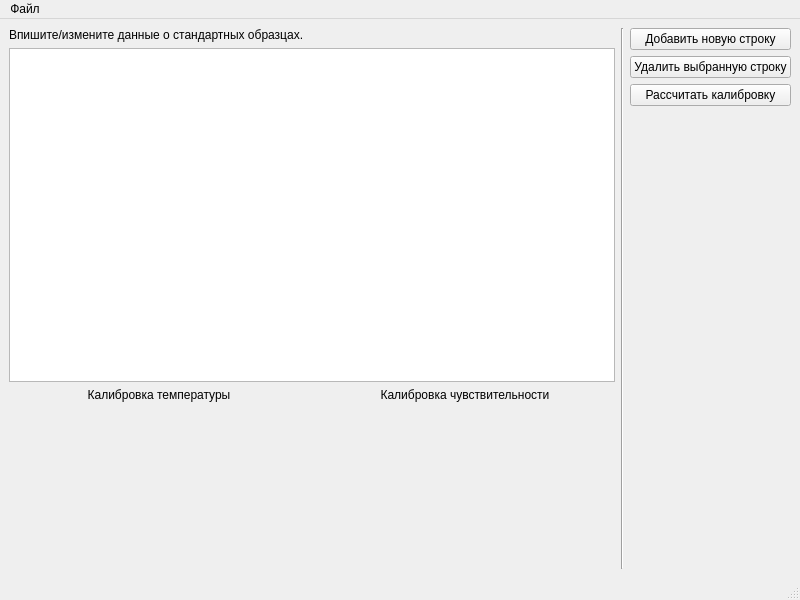
The window that caltool.ui (ioyurev/fusion-collection) describes before a commit, drawn with Qt 5.
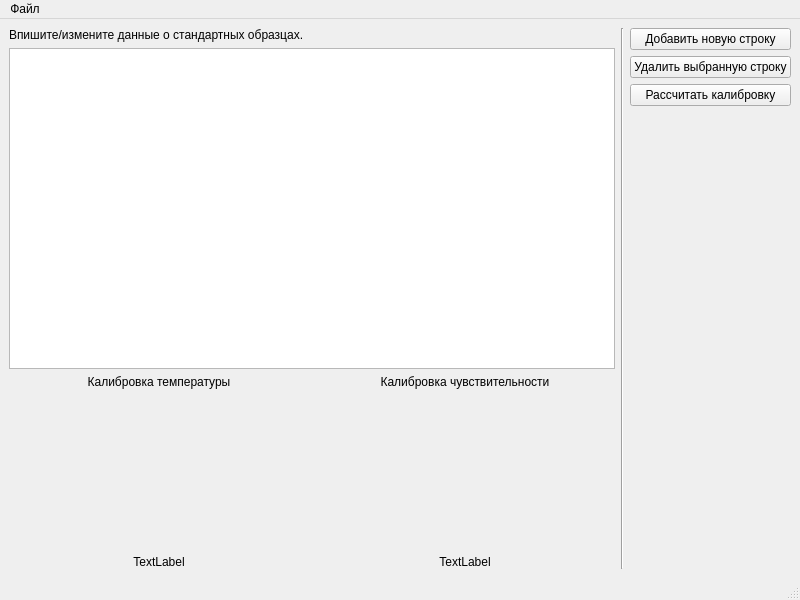
The same window after the commit.

Commit message:
Сохранение и загрузка данных калибровки в архив.
* Отображение калибровочных зависимостей.

Diff of the .ui file:
```diff
--- a/caltool.ui
+++ b/caltool.ui
@@ -14,7 +14,7 @@
    <string>Инструмент калибровки</string>
   </property>
   <widget class="QWidget" name="centralwidget">
-   <layout class="QGridLayout" name="gridLayout" rowstretch="0,0,0,0,0,0,0,0,0,0">
+   <layout class="QGridLayout" name="gridLayout" rowstretch="0,0,0,0,0">
     <item row="0" column="3" rowspan="5">
      <layout class="QVBoxLayout" name="verticalLayout_2">
       <item>
@@ -61,7 +61,7 @@
      </widget>
     </item>
     <item row="0" column="1" rowspan="5">
-     <layout class="QVBoxLayout" name="verticalLayout" stretch="0,2,0,1">
+     <layout class="QVBoxLayout" name="verticalLayout" stretch="0,2,0,1,0">
       <item>
        <widget class="QLabel" name="label">
         <property name="text">
@@ -99,6 +99,30 @@
       <item>
        <layout class="QHBoxLayout" name="plotLayout"/>
       </item>
+      <item>
+       <layout class="QHBoxLayout" name="horizontalLayout_2">
+        <item>
+         <widget class="QLabel" name="label_cal_temp">
+          <property name="text">
+           <string>TextLabel</string>
+          </property>
+          <property name="alignment">
+           <set>Qt::AlignCenter</set>
+          </property>
+         </widget>
+        </item>
+        <item>
+         <widget class="QLabel" name="label_cal_sens">
+          <property name="text">
+           <string>TextLabel</string>
+          </property>
+          <property name="alignment">
+           <set>Qt::AlignCenter</set>
+          </property>
+         </widget>
+        </item>
+       </layout>
+      </item>
      </layout>
     </item>
    </layout>
```
The commit also changes 1 other file.
